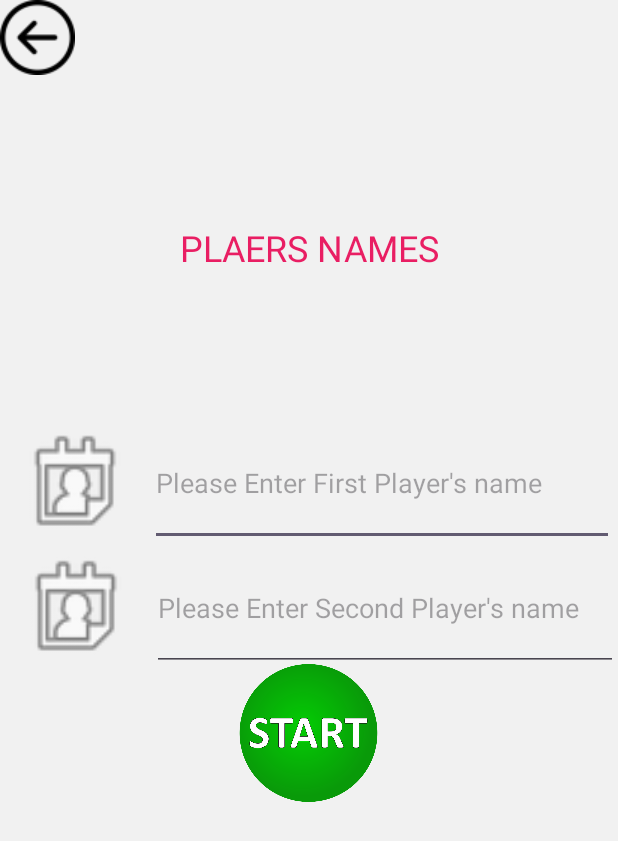
After one commit to Assafsin/UltimateTicTacToe, an Android app: the layout activity_add_players.xml on its own in the app's theme, with its tools: preview values and no code run, on a phone screen of 412 x 824 dp. The commit adds this screen. Shown: the top 841 px of the screen. Run offline under Robolectric (Android 15) with nearby library versions, the phone set to English and light mode, and no system bars.

Commit message:
added battery check and players names

```diff
--- a/app/src/main/java/com/example/ultimatetictactoe/LeaderBoard.java
+++ b/app/src/main/java/com/example/ultimatetictactoe/LeaderBoard.java
@@ -35,7 +35,7 @@ public class LeaderBoard extends AppCompatActivity implements View.OnClickListen
         lv = (ListView) findViewById(R.id.lvStati);
         btnBack = (ImageView)findViewById(R.id.btnBack);
         btnBack.setOnClickListener(this);
-        Resources res =getResources();
+        Resources res = getResources();
     }
 
     @Override
--- a/app/src/main/java/com/example/ultimatetictactoe/LoadActivity.java
+++ b/app/src/main/java/com/example/ultimatetictactoe/LoadActivity.java
@@ -15,8 +15,8 @@ import androidx.core.view.WindowInsetsCompat;
 public class LoadActivity extends AppCompatActivity {
 
 
-    final int TIME1=500;//להפןך את ה500 ל1 בשביל לקצר
-    final int TIME2=6000;//להפוך את ה6000 ל1 בשביל לקצר
+    private final int TIME1=500;//להפןך את ה500 ל1 בשביל לקצר
+    private final int TIME2=6000;//להפוך את ה6000 ל1 בשביל לקצר
     private ImageView t1, t2, t3;
 
     @Override
@@ -98,7 +98,7 @@ public class LoadActivity extends AppCompatActivity {
         }, 10*TIME1);
 
 
-        // moving to main activity
+        // moving to the start activity
         new Handler().postDelayed(new Runnable() {
             @Override
             public void run() {
--- /dev/null
+++ b/app/src/main/res/layout/activity_add_players.xml
@@ -0,0 +1,89 @@
+<?xml version="1.0" encoding="utf-8"?>
+<LinearLayout xmlns:android="http://schemas.android.com/apk/res/android"
+    xmlns:app="http://schemas.android.com/apk/res-auto"
+    xmlns:tools="http://schemas.android.com/tools"
+    android:id="@+id/main"
+    android:layout_width="match_parent"
+    android:layout_height="match_parent"
+    android:background="#F1F1F1"
+    android:orientation="vertical"
+    tools:context=".AddPlayers">
+
+    <ImageView
+        android:id="@+id/imgBack"
+        android:layout_width="wrap_content"
+        android:layout_height="wrap_content"
+        app:srcCompat="@drawable/btnback" />
+
+    <Space
+        android:layout_width="match_parent"
+        android:layout_height="85dp" />
+
+    <TextView
+        android:id="@+id/tvHead"
+        android:layout_width="match_parent"
+        android:layout_height="60dp"
+        android:gravity="center"
+        android:text="PLAERS NAMES"
+        android:textColor="#E91E63"
+        android:textSize="24sp" />
+
+    <Space
+        android:layout_width="match_parent"
+        android:layout_height="85dp" />
+
+    <LinearLayout
+        android:layout_width="wrap_content"
+        android:layout_height="wrap_content"
+        android:orientation="horizontal">
+
+        <ImageView
+            android:id="@+id/imgContact1"
+            android:layout_width="100dp"
+            android:layout_height="81dp"
+            android:layout_weight="1"
+            app:srcCompat="@android:drawable/ic_menu_my_calendar" />
+
+        <EditText
+            android:id="@+id/edPlayer1"
+            android:layout_width="309dp"
+            android:layout_height="83dp"
+            android:layout_weight="1"
+            android:ems="10"
+            android:inputType="text"
+            android:hint="Please Enter First Player's name"
+            android:textColor="#FF5722" />
+    </LinearLayout>
+
+    <LinearLayout
+        android:layout_width="match_parent"
+        android:layout_height="78dp"
+        android:orientation="horizontal">
+
+        <ImageView
+            android:id="@+id/imgContact2"
+            android:layout_width="100dp"
+            android:layout_height="81dp"
+            android:layout_weight="1"
+            app:srcCompat="@android:drawable/ic_menu_my_calendar" />
+
+        <EditText
+            android:id="@+id/edPlayer2"
+            android:layout_width="309dp"
+            android:layout_height="83dp"
+            android:layout_weight="1"
+            android:ems="10"
+            android:inputType="text"
+            android:hint="Please Enter Second Player's name"
+            android:textColor="#FF5722" />
+    </LinearLayout>
+
+    <ImageView
+        android:id="@+id/imgStart"
+        android:layout_width="127dp"
+        android:layout_height="93dp"
+        android:layout_gravity="center"
+
+        app:srcCompat="@drawable/starticon" />
+
+</LinearLayout>
```
Also changed, not shown: app/src/main/AndroidManifest.xml (+7 -2 lines), app/src/main/java/com/example/ultimatetictactoe/AddPlayers.java (added, +179 -0 lines), app/src/main/java/com/example/ultimatetictactoe/Battery.java (added, +51 -0 lines), app/src/main/java/com/example/ultimatetictactoe/StartActivity.java (+55 -6 lines), app/src/main/res/drawable/error.jpg (added), app/src/main/res/drawable/starticon.webp (added).
